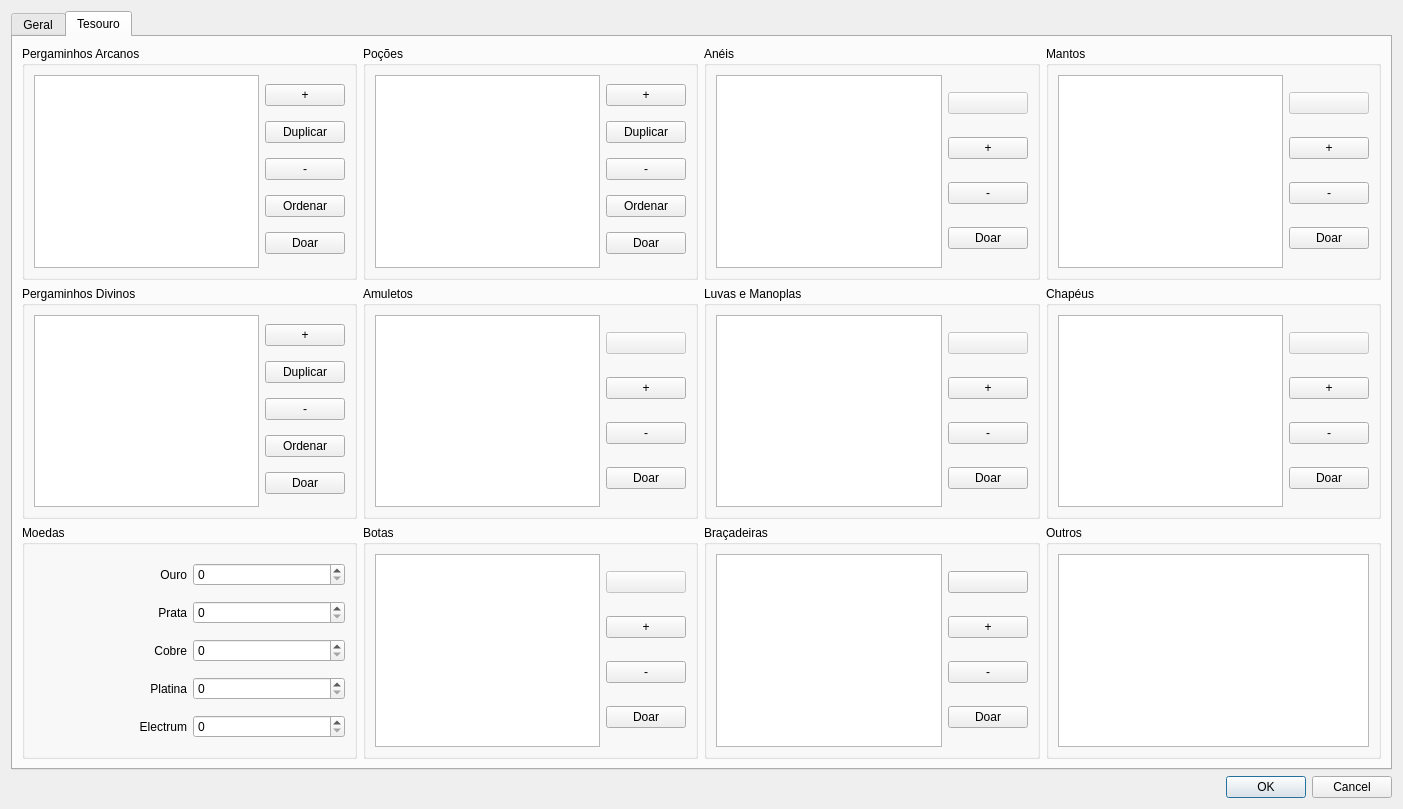
Qt form ifg/qt/ui/forma.ui (matferib/tabuleiro-virtual) before a commit.
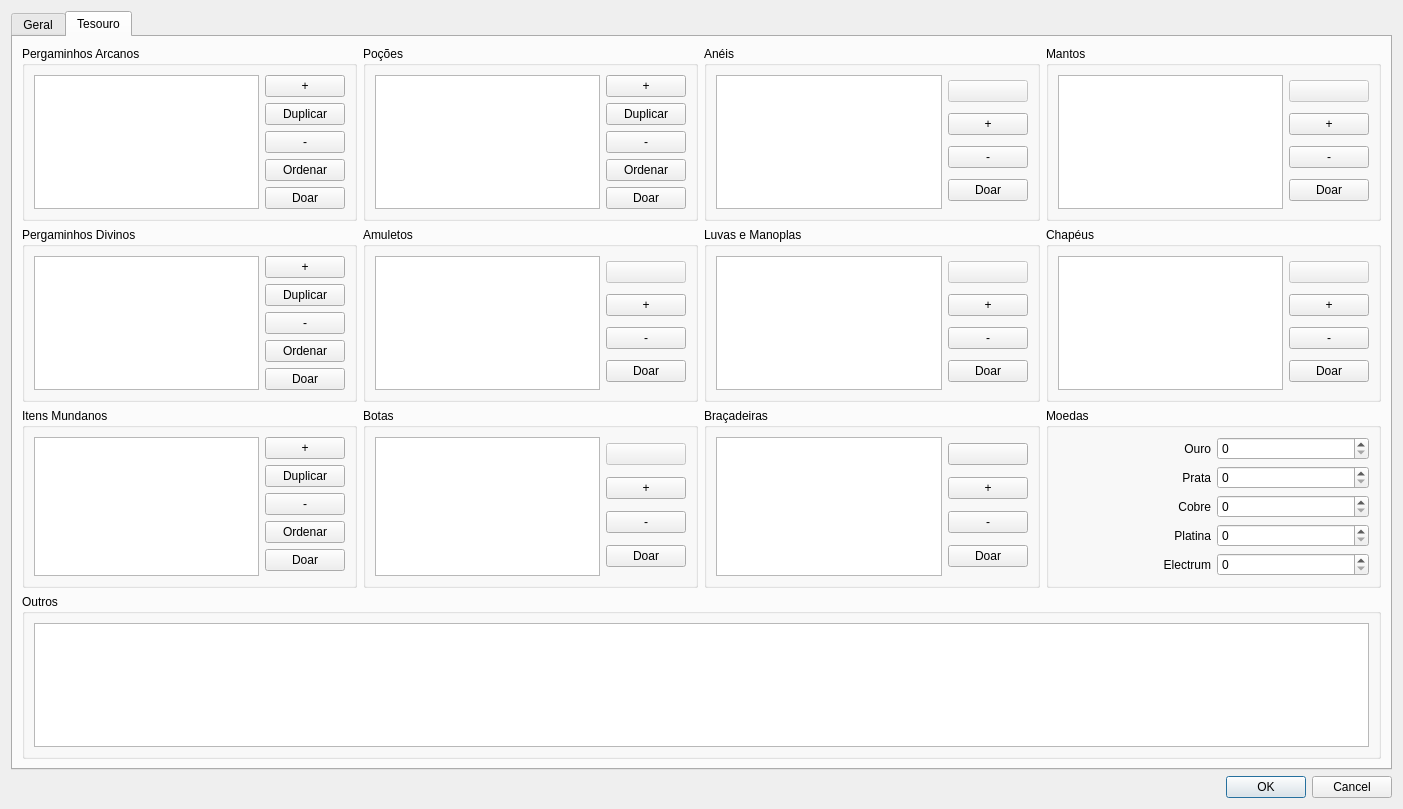
The same form after that commit. The open tabs and pages were chosen to show the change.

Commit message: ui de itens mundanos

```diff
--- a/ifg/qt/ui/forma.ui
+++ b/ifg/qt/ui/forma.ui
@@ -1145,7 +1145,328 @@
        <string>Tesouro</string>
       </attribute>
       <layout class="QGridLayout" name="gridLayout_5">
-       <item row="3" column="1">
+       <item row="0" column="1">
+        <widget class="QGroupBox" name="groupBox_14">
+         <property name="title">
+          <string>Poções</string>
+         </property>
+         <layout class="QHBoxLayout" name="horizontalLayout_59">
+          <item>
+           <widget class="QListWidget" name="lista_pocoes"/>
+          </item>
+          <item>
+           <layout class="QVBoxLayout" name="verticalLayout_6">
+            <item>
+             <widget class="QPushButton" name="botao_adicionar_pocao">
+              <property name="sizePolicy">
+               <sizepolicy hsizetype="Minimum" vsizetype="Fixed">
+                <horstretch>0</horstretch>
+                <verstretch>0</verstretch>
+               </sizepolicy>
+              </property>
+              <property name="text">
+               <string>+</string>
+              </property>
+             </widget>
+            </item>
+            <item>
+             <widget class="QPushButton" name="botao_duplicar_pocao">
+              <property name="text">
+               <string>Duplicar</string>
+              </property>
+             </widget>
+            </item>
+            <item>
+             <widget class="QPushButton" name="botao_remover_pocao">
+              <property name="sizePolicy">
+               <sizepolicy hsizetype="Minimum" vsizetype="Fixed">
+                <horstretch>0</horstretch>
+                <verstretch>0</verstretch>
+               </sizepolicy>
+              </property>
+              <property name="text">
+               <string>-</string>
+              </property>
+             </widget>
+            </item>
+            <item>
+             <widget class="QPushButton" name="botao_ordenar_pocoes">
+              <property name="text">
+               <string>Ordenar</string>
+              </property>
+             </widget>
+            </item>
+            <item>
+             <widget class="QPushButton" name="botao_doar_pocao">
+              <property name="text">
+               <string>Doar</string>
+              </property>
+             </widget>
+            </item>
+           </layout>
+          </item>
+         </layout>
+        </widget>
+       </item>
+       <item row="2" column="0">
+        <widget class="QGroupBox" name="groupBox_23">
+         <property name="title">
+          <string>Itens Mundanos</string>
+         </property>
+         <layout class="QHBoxLayout" name="horizontalLayout_68">
+          <item>
+           <widget class="QListWidget" name="lista_itens_mundanos"/>
+          </item>
+          <item>
+           <layout class="QVBoxLayout" name="verticalLayout_11">
+            <item>
+             <widget class="QPushButton" name="botao_adicionar_item_mundano">
+              <property name="sizePolicy">
+               <sizepolicy hsizetype="Minimum" vsizetype="Fixed">
+                <horstretch>0</horstretch>
+                <verstretch>0</verstretch>
+               </sizepolicy>
+              </property>
+              <property name="text">
+               <string>+</string>
+              </property>
+             </widget>
+            </item>
+            <item>
+             <widget class="QPushButton" name="botao_duplicar_item_mundano">
+              <property name="text">
+               <string>Duplicar</string>
+              </property>
+             </widget>
+            </item>
+            <item>
+             <widget class="QPushButton" name="botao_remover_item_mundano">
+              <property name="sizePolicy">
+               <sizepolicy hsizetype="Minimum" vsizetype="Fixed">
+                <horstretch>0</horstretch>
+                <verstretch>0</verstretch>
+               </sizepolicy>
+              </property>
+              <property name="text">
+               <string>-</string>
+              </property>
+             </widget>
+            </item>
+            <item>
+             <widget class="QPushButton" name="botao_ordenar_item_mundano">
+              <property name="text">
+               <string>Ordenar</string>
+              </property>
+             </widget>
+            </item>
+            <item>
+             <widget class="QPushButton" name="botao_doar_item_mundano">
+              <property name="text">
+               <string>Doar</string>
+              </property>
+             </widget>
+            </item>
+           </layout>
+          </item>
+         </layout>
+        </widget>
+       </item>
+       <item row="0" column="2">
+        <widget class="QGroupBox" name="groupBox_17">
+         <property name="title">
+          <string>Anéis</string>
+         </property>
+         <layout class="QHBoxLayout" name="horizontalLayout_62">
+          <item>
+           <widget class="QListWidget" name="lista_aneis"/>
+          </item>
+          <item>
+           <layout class="QVBoxLayout" name="verticalLayout_10">
+            <item>
+             <widget class="QPushButton" name="botao_usar_anel">
+              <property name="enabled">
+               <bool>false</bool>
+              </property>
+              <property name="toolTip">
+               <string>Usar/retirar anel</string>
+              </property>
+              <property name="text">
+               <string/>
+              </property>
+             </widget>
+            </item>
+            <item>
+             <widget class="QPushButton" name="botao_adicionar_anel">
+              <property name="text">
+               <string>+</string>
+              </property>
+             </widget>
+            </item>
+            <item>
+             <widget class="QPushButton" name="botao_remover_anel">
+              <property name="text">
+               <string>-</string>
+              </property>
+             </widget>
+            </item>
+            <item>
+             <widget class="QPushButton" name="botao_doar_anel">
+              <property name="text">
+               <string>Doar</string>
+              </property>
+             </widget>
+            </item>
+           </layout>
+          </item>
+         </layout>
+        </widget>
+       </item>
+       <item row="2" column="1">
+        <widget class="QGroupBox" name="groupBox_12">
+         <property name="title">
+          <string>Botas</string>
+         </property>
+         <layout class="QHBoxLayout" name="horizontalLayout_44">
+          <item>
+           <widget class="QListWidget" name="lista_botas"/>
+          </item>
+          <item>
+           <layout class="QVBoxLayout" name="verticalLayout_22">
+            <item>
+             <widget class="QPushButton" name="botao_usar_botas">
+              <property name="enabled">
+               <bool>false</bool>
+              </property>
+              <property name="text">
+               <string/>
+              </property>
+             </widget>
+            </item>
+            <item>
+             <widget class="QPushButton" name="botao_adicionar_botas">
+              <property name="text">
+               <string>+</string>
+              </property>
+             </widget>
+            </item>
+            <item>
+             <widget class="QPushButton" name="botao_remover_botas">
+              <property name="text">
+               <string>-</string>
+              </property>
+             </widget>
+            </item>
+            <item>
+             <widget class="QPushButton" name="botao_doar_botas">
+              <property name="text">
+               <string>Doar</string>
+              </property>
+             </widget>
+            </item>
+           </layout>
+          </item>
+         </layout>
+        </widget>
+       </item>
+       <item row="1" column="3">
+        <widget class="QGroupBox" name="groupBox_19">
+         <property name="title">
+          <string>Chapéus</string>
+         </property>
+         <layout class="QHBoxLayout" name="horizontalLayout_64">
+          <item>
+           <widget class="QListWidget" name="lista_chapeus"/>
+          </item>
+          <item>
+           <layout class="QVBoxLayout" name="verticalLayout_20">
+            <item>
+             <widget class="QPushButton" name="botao_vestir_chapeu">
+              <property name="enabled">
+               <bool>false</bool>
+              </property>
+              <property name="text">
+               <string/>
+              </property>
+             </widget>
+            </item>
+            <item>
+             <widget class="QPushButton" name="botao_adicionar_chapeu">
+              <property name="text">
+               <string>+</string>
+              </property>
+             </widget>
+            </item>
+            <item>
+             <widget class="QPushButton" name="botao_remover_chapeu">
+              <property name="text">
+               <string>-</string>
+              </property>
+             </widget>
+            </item>
+            <item>
+             <widget class="QPushButton" name="botao_doar_chapeu">
+              <property name="text">
+               <string>Doar</string>
+              </property>
+             </widget>
+            </item>
+           </layout>
+          </item>
+         </layout>
+        </widget>
+       </item>
+       <item row="0" column="0">
+        <widget class="QGroupBox" name="groupBox_15">
+         <property name="title">
+          <string>Pergaminhos Arcanos</string>
+         </property>
+         <layout class="QHBoxLayout" name="horizontalLayout_60">
+          <item>
+           <widget class="QListWidget" name="lista_pergaminhos_arcanos"/>
+          </item>
+          <item>
+           <layout class="QVBoxLayout" name="verticalLayout_23">
+            <item>
+             <widget class="QPushButton" name="botao_adicionar_pergaminho_arcano">
+              <property name="text">
+               <string>+</string>
+              </property>
+             </widget>
+            </item>
+            <item>
+             <widget class="QPushButton" name="botao_duplicar_pergaminho_arcano">
+              <property name="text">
+               <string>Duplicar</string>
+              </property>
+             </widget>
+            </item>
+            <item>
+             <widget class="QPushButton" name="botao_remover_pergaminho_arcano">
+              <property name="text">
+               <string>-</string>
+              </property>
+             </widget>
+            </item>
+            <item>
+             <widget class="QPushButton" name="botao_ordenar_pergaminhos_arcanos">
+              <property name="text">
+               <string>Ordenar</string>
+              </property>
+             </widget>
+            </item>
+            <item>
+             <widget class="QPushButton" name="botao_doar_pergaminho_arcano">
+              <property name="text">
+               <string>Doar</string>
+              </property>
+             </widget>
+            </item>
+           </layout>
+          </item>
+         </layout>
+        </widget>
+       </item>
+       <item row="1" column="1">
         <widget class="QGroupBox" name="groupBox_13">
          <property name="title">
           <string>Amuletos</string>
@@ -1192,7 +1513,54 @@
          </layout>
         </widget>
        </item>
-       <item row="1" column="3">
+       <item row="2" column="2">
+        <widget class="QGroupBox" name="groupBox_22">
+         <property name="title">
+          <string>Braçadeiras</string>
+         </property>
+         <layout class="QHBoxLayout" name="horizontalLayout_67">
+          <item>
+           <widget class="QListWidget" name="lista_bracadeiras"/>
+          </item>
+          <item>
+           <layout class="QVBoxLayout" name="verticalLayout_7">
+            <item>
+             <widget class="QPushButton" name="botao_usar_bracadeiras">
+              <property name="toolTip">
+               <string>Usar/retirar anel</string>
+              </property>
+              <property name="text">
+               <string/>
+              </property>
+             </widget>
+            </item>
+            <item>
+             <widget class="QPushButton" name="botao_adicionar_bracadeiras">
+              <property name="text">
+               <string>+</string>
+              </property>
+             </widget>
+            </item>
+            <item>
+             <widget class="QPushButton" name="botao_remover_bracadeiras">
+              <property name="text">
+               <string>-</string>
+              </property>
+             </widget>
+            </item>
+            <item>
+             <widget class="QPushButton" name="botao_doar_bracadeiras">
+              <property name="text">
+               <string>Doar</string>
+              </property>
+             </widget>
+            </item>
+           </layout>
+          </item>
+         </layout>
+        </widget>
+       </item>
+       <item row="0" column="3">
         <widget class="QGroupBox" name="groupBox_20">
          <property name="title">
           <string>Mantos</string>
@@ -1260,58 +1628,7 @@
          </layout>
         </widget>
        </item>
-       <item row="1" column="0">
-        <widget class="QGroupBox" name="groupBox_15">
-         <property name="title">
-          <string>Pergaminhos Arcanos</string>
-         </property>
-         <layout class="QHBoxLayout" name="horizontalLayout_60">
-          <item>
-           <widget class="QListWidget" name="lista_pergaminhos_arcanos"/>
-          </item>
-          <item>
-           <layout class="QVBoxLayout" name="verticalLayout_23">
-            <item>
-             <widget class="QPushButton" name="botao_adicionar_pergaminho_arcano">
-              <property name="text">
-               <string>+</string>
-              </property>
-             </widget>
-            </item>
-            <item>
-             <widget class="QPushButton" name="botao_duplicar_pergaminho_arcano">
-              <property name="text">
-               <string>Duplicar</string>
-              </property>
-             </widget>
-            </item>
-            <item>
-             <widget class="QPushButton" name="botao_remover_pergaminho_arcano">
-              <property name="text">
-               <string>-</string>
-              </property>
-             </widget>
-            </item>
-            <item>
-             <widget class="QPushButton" name="botao_ordenar_pergaminhos_arcanos">
-              <property name="text">
-               <string>Ordenar</string>
-              </property>
-             </widget>
-            </item>
-            <item>
-             <widget class="QPushButton" name="botao_doar_pergaminho_arcano">
-              <property name="text">
-               <string>Doar</string>
-              </property>
-             </widget>
-            </item>
-           </layout>
-          </item>
-         </layout>
-        </widget>
-       </item>
-       <item row="3" column="2">
+       <item row="1" column="2">
         <widget class="QGroupBox" name="groupBox_18">
          <property name="title">
           <string>Luvas e Manoplas</string>
@@ -1361,7 +1678,58 @@
          </layout>
         </widget>
        </item>
-       <item row="4" column="0">
+       <item row="1" column="0">
+        <widget class="QGroupBox" name="groupBox_16">
+         <property name="title">
+          <string>Pergaminhos Divinos</string>
+         </property>
+         <layout class="QHBoxLayout" name="horizontalLayout_61">
+          <item>
+           <widget class="QListWidget" name="lista_pergaminhos_divinos"/>
+          </item>
+          <item>
+           <layout class="QVBoxLayout" name="verticalLayout_24">
+            <item>
+             <widget class="QPushButton" name="botao_adicionar_pergaminho_divino">
+              <property name="text">
+               <string>+</string>
+              </property>
+             </widget>
+            </item>
+            <item>
+             <widget class="QPushButton" name="botao_duplicar_pergaminho_divino">
+              <property name="text">
+               <string>Duplicar</string>
+              </property>
+             </widget>
+            </item>
+            <item>
+             <widget class="QPushButton" name="botao_remover_pergaminho_divino">
+              <property name="text">
+               <string>-</string>
+              </property>
+             </widget>
+            </item>
+            <item>
+             <widget class="QPushButton" name="botao_ordenar_pergaminhos_divinos">
+              <property name="text">
+               <string>Ordenar</string>
+              </property>
+             </widget>
+            </item>
+            <item>
+             <widget class="QPushButton" name="botao_doar_pergaminho_divino">
+              <property name="text">
+               <string>Doar</string>
+              </property>
+             </widget>
+            </item>
+           </layout>
+          </item>
+         </layout>
+        </widget>
+       </item>
+       <item row="2" column="3">
         <widget class="QGroupBox" name="groupBox_11">
          <property name="title">
           <string>Moedas</string>
@@ -1475,265 +1843,7 @@
          </layout>
         </widget>
        </item>
-       <item row="4" column="1">
-        <widget class="QGroupBox" name="groupBox_12">
-         <property name="title">
-          <string>Botas</string>
-         </property>
-         <layout class="QHBoxLayout" name="horizontalLayout_44">
-          <item>
-           <widget class="QListWidget" name="lista_botas"/>
-          </item>
-          <item>
-           <layout class="QVBoxLayout" name="verticalLayout_22">
-            <item>
-             <widget class="QPushButton" name="botao_usar_botas">
-              <property name="enabled">
-               <bool>false</bool>
-              </property>
-              <property name="text">
-               <string/>
-              </property>
-             </widget>
-            </item>
-            <item>
-             <widget class="QPushButton" name="botao_adicionar_botas">
-              <property name="text">
-               <string>+</string>
-              </property>
-             </widget>
-            </item>
-            <item>
-             <widget class="QPushButton" name="botao_remover_botas">
-              <property name="text">
-               <string>-</string>
-              </property>
-             </widget>
-            </item>
-            <item>
-             <widget class="QPushButton" name="botao_doar_botas">
-              <property name="text">
-               <string>Doar</string>
-              </property>
-             </widget>
-            </item>
-           </layout>
-          </item>
-         </layout>
-        </widget>
-       </item>
-       <item row="4" column="2">
-        <widget class="QGroupBox" name="groupBox_22">
-         <property name="title">
-          <string>Braçadeiras</string>
-         </property>
-         <layout class="QHBoxLayout" name="horizontalLayout_67">
-          <item>
-           <widget class="QListWidget" name="lista_bracadeiras"/>
-          </item>
-          <item>
-           <layout class="QVBoxLayout" name="verticalLayout_7">
-            <item>
-             <widget class="QPushButton" name="botao_usar_bracadeiras">
-              <property name="toolTip">
-               <string>Usar/retirar anel</string>
-              </property>
-              <property name="text">
-               <string/>
-              </property>
-             </widget>
-            </item>
-            <item>
-             <widget class="QPushButton" name="botao_adicionar_bracadeiras">
-              <property name="text">
-               <string>+</string>
-              </property>
-             </widget>
-            </item>
-            <item>
-             <widget class="QPushButton" name="botao_remover_bracadeiras">
-              <property name="text">
-               <string>-</string>
-              </property>
-             </widget>
-            </item>
-            <item>
-             <widget class="QPushButton" name="botao_doar_bracadeiras">
-              <property name="text">
-               <string>Doar</string>
-              </property>
-             </widget>
-            </item>
-           </layout>
-          </item>
-         </layout>
-        </widget>
-       </item>
-       <item row="1" column="2">
-        <widget class="QGroupBox" name="groupBox_17">
-         <property name="title">
-          <string>Anéis</string>
-         </property>
-         <layout class="QHBoxLayout" name="horizontalLayout_62">
-          <item>
-           <widget class="QListWidget" name="lista_aneis"/>
-          </item>
-          <item>
-           <layout class="QVBoxLayout" name="verticalLayout_10">
-            <item>
-             <widget class="QPushButton" name="botao_usar_anel">
-              <property name="enabled">
-               <bool>false</bool>
-              </property>
-              <property name="toolTip">
-               <string>Usar/retirar anel</string>
-              </property>
-              <property name="text">
-               <string/>
-              </property>
-             </widget>
-            </item>
-            <item>
-             <widget class="QPushButton" name="botao_adicionar_anel">
-              <property name="text">
-               <string>+</string>
-              </property>
-             </widget>
-            </item>
-            <item>
-             <widget class="QPushButton" name="botao_remover_anel">
-              <property name="text">
-               <string>-</string>
-              </property>
-             </widget>
-            </item>
-            <item>
-             <widget class="QPushButton" name="botao_doar_anel">
-              <property name="text">
-               <string>Doar</string>
-              </property>
-             </widget>
-            </item>
-           </layout>
-          </item>
-         </layout>
-        </widget>
-       </item>
-       <item row="1" column="1">
-        <widget class="QGroupBox" name="groupBox_14">
-         <property name="title">
-          <string>Poções</string>
-         </property>
-         <layout class="QHBoxLayout" name="horizontalLayout_59">
-          <item>
-           <widget class="QListWidget" name="lista_pocoes"/>
-          </item>
-          <item>
-           <layout class="QVBoxLayout" name="verticalLayout_6">
-            <item>
-             <widget class="QPushButton" name="botao_adicionar_pocao">
-              <property name="sizePolicy">
-               <sizepolicy hsizetype="Minimum" vsizetype="Fixed">
-                <horstretch>0</horstretch>
-                <verstretch>0</verstretch>
-               </sizepolicy>
-              </property>
-              <property name="text">
-               <string>+</string>
-              </property>
-             </widget>
-            </item>
-            <item>
-             <widget class="QPushButton" name="botao_duplicar_pocao">
-              <property name="text">
-               <string>Duplicar</string>
-              </property>
-             </widget>
-            </item>
-            <item>
-             <widget class="QPushButton" name="botao_remover_pocao">
-              <property name="sizePolicy">
-               <sizepolicy hsizetype="Minimum" vsizetype="Fixed">
-                <horstretch>0</horstretch>
-                <verstretch>0</verstretch>
-               </sizepolicy>
-              </property>
-              <property name="text">
-               <string>-</string>
-              </property>
-             </widget>
-            </item>
-            <item>
-             <widget class="QPushButton" name="botao_ordenar_pocoes">
-              <property name="text">
-               <string>Ordenar</string>
-              </property>
-             </widget>
-            </item>
-            <item>
-             <widget class="QPushButton" name="botao_doar_pocao">
-              <property name="text">
-               <string>Doar</string>
-              </property>
-             </widget>
-            </item>
-           </layout>
-          </item>
-         </layout>
-        </widget>
-       </item>
-       <item row="3" column="0">
-        <widget class="QGroupBox" name="groupBox_16">
-         <property name="title">
-          <string>Pergaminhos Divinos</string>
-         </property>
-         <layout class="QHBoxLayout" name="horizontalLayout_61">
-          <item>
-           <widget class="QListWidget" name="lista_pergaminhos_divinos"/>
-          </item>
-          <item>
-           <layout class="QVBoxLayout" name="verticalLayout_24">
-            <item>
-             <widget class="QPushButton" name="botao_adicionar_pergaminho_divino">
-              <property name="text">
-               <string>+</string>
-              </property>
-             </widget>
-            </item>
-            <item>
-             <widget class="QPushButton" name="botao_duplicar_pergaminho_divino">
-              <property name="text">
-               <string>Duplicar</string>
-              </property>
-             </widget>
-            </item>
-            <item>
-             <widget class="QPushButton" name="botao_remover_pergaminho_divino">
-              <property name="text">
-               <string>-</string>
-              </property>
-             </widget>
-            </item>
-            <item>
-             <widget class="QPushButton" name="botao_ordenar_pergaminhos_divinos">
-              <property name="text">
-               <string>Ordenar</string>
-              </property>
-             </widget>
-            </item>
-            <item>
-             <widget class="QPushButton" name="botao_doar_pergaminho_divino">
-              <property name="text">
-               <string>Doar</string>
-              </property>
-             </widget>
-            </item>
-           </layout>
-          </item>
-         </layout>
-        </widget>
-       </item>
-       <item row="4" column="3">
+       <item row="3" column="0" colspan="4">
         <widget class="QGroupBox" name="groupBox_21">
          <property name="title">
           <string>Outros</string>
@@ -1749,53 +1859,6 @@
          </layout>
         </widget>
        </item>
-       <item row="3" column="3">
-        <widget class="QGroupBox" name="groupBox_19">
-         <property name="title">
-          <string>Chapéus</string>
-         </property>
-         <layout class="QHBoxLayout" name="horizontalLayout_64">
-          <item>
-           <widget class="QListWidget" name="lista_chapeus"/>
-          </item>
-          <item>
-           <layout class="QVBoxLayout" name="verticalLayout_20">
-            <item>
-             <widget class="QPushButton" name="botao_vestir_chapeu">
-              <property name="enabled">
-               <bool>false</bool>
-              </property>
-              <property name="text">
-               <string/>
-              </property>
-             </widget>
-            </item>
-            <item>
-             <widget class="QPushButton" name="botao_adicionar_chapeu">
-              <property name="text">
-               <string>+</string>
-              </property>
-             </widget>
-            </item>
-            <item>
-             <widget class="QPushButton" name="botao_remover_chapeu">
-              <property name="text">
-               <string>-</string>
-              </property>
-             </widget>
-            </item>
-            <item>
-             <widget class="QPushButton" name="botao_doar_chapeu">
-              <property name="text">
-               <string>Doar</string>
-              </property>
-             </widget>
-            </item>
-           </layout>
-          </item>
-         </layout>
-        </widget>
-       </item>
       </layout>
      </widget>
     </widget>
```
The commit also changes 6 other files.
